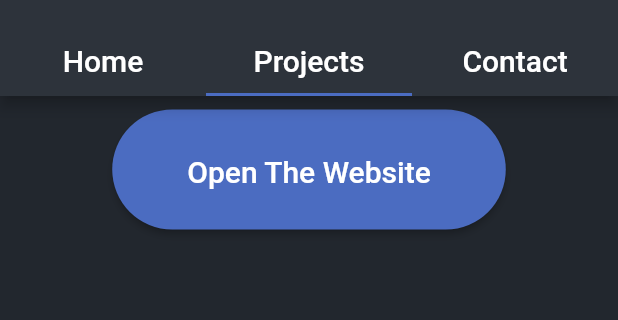
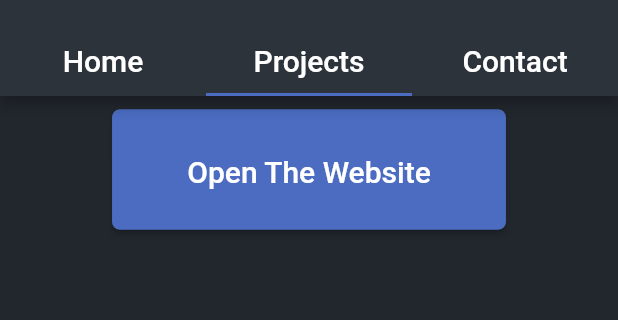
Before and after one commit to sarianpour/materialweb, a Flutter app: the screen it shows after launch, tab 2 chosen, scrolled down 1728 dp, on a phone screen of 412 x 824 dp, the part 72-392 px from its top. Run offline on Flutter 3.47's test engine with Material 2 defaults, Android fonts, the phone set to English and light mode, and no system bars; our stand-ins replace adaptive_breakpoints, cloud_firestore, font_awesome_flutter; missing offline and left inert: dart:html, dart:js; accounts and stored records are empty; network calls fail.

Commit message:
style fixed

```diff
--- a/lib/widgets/raisedButton.dart
+++ b/lib/widgets/raisedButton.dart
@@ -1,20 +1,42 @@
 import 'package:flutter/material.dart';
 import 'package:materialweb/widgets/plain_text.dart';
 
-class WidgetRaisedButton extends StatelessWidget {
+class WidgetRaisedButton extends StatefulWidget {
   WidgetRaisedButton({this.onPressed, this.text});
   final Function onPressed;
   final String text;
 
   @override
+  _WidgetRaisedButtonState createState() => _WidgetRaisedButtonState();
+}
+
+class _WidgetRaisedButtonState extends State<WidgetRaisedButton> {
+  @override
   Widget build(BuildContext context) {
+    final textTheme = Theme.of(context).textTheme;
+    final colorScheme = Theme.of(context).colorScheme;
     return RaisedButton(
         padding: EdgeInsets.symmetric(vertical: 25, horizontal: 50),
         shape: RoundedRectangleBorder(
-          borderRadius: BorderRadius.circular(100),
-        ),
-        //color: secondaryColor,
-        onPressed: onPressed,
-        child: PlainText(text: text));
+            borderRadius: BorderRadius.circular(5),
+            side: BorderSide(color: colorScheme.onSecondary, width: 2)),
+//        hoverColor: Colors.transparent,
+        disabledTextColor: Colors.red,
+//textColor: Colors.green,
+        //color: Colors.transparent,
+        onPressed: widget.onPressed,
+        child: PlainText(text: widget.text));
   }
 }
+//PlainText(text: widget.text)
+//RaisedButton(
+//padding: EdgeInsets.symmetric(vertical: 25, horizontal: 50),
+//shape: RoundedRectangleBorder(
+//borderRadius: BorderRadius.circular(5),
+//side: BorderSide(color: colorScheme.onSecondary, width: 2)),
+//hoverColor: colorScheme.onSecondary,
+//disabledTextColor: Colors.red,
+////textColor: Colors.green,
+//color: Colors.transparent,
+//onPressed: widget.onPressed,
+//child: Text(widget.text))
```
